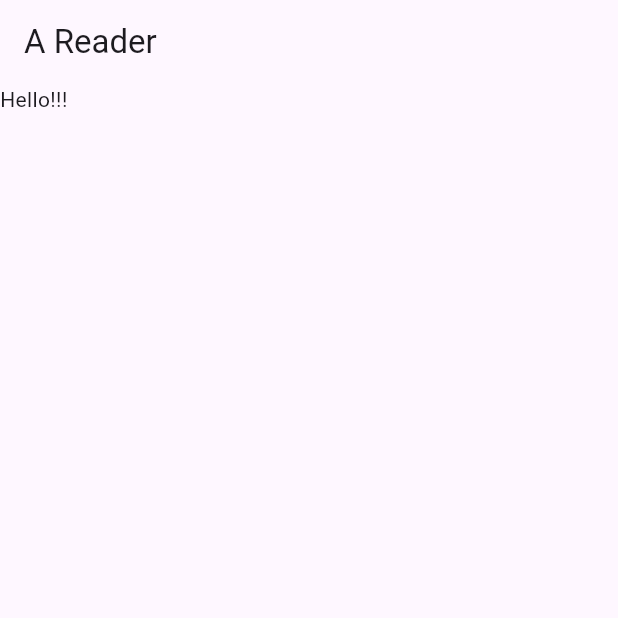
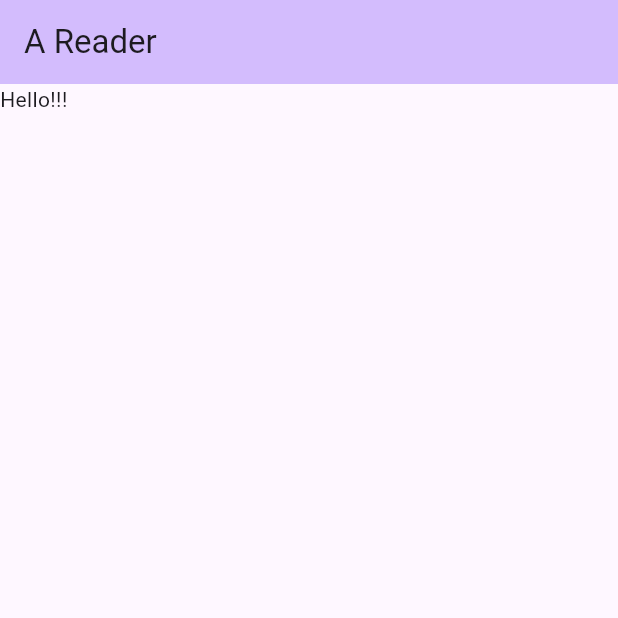
Before and after one commit to SAJalingo/book_reader, a Flutter app: the screen it shows after launch, on a phone screen of 412 x 824 dp, the top half of it. Run offline on Flutter 3.47's test engine with Material 3 defaults, Android fonts, the phone set to English and light mode, and no system bars.

Commit message:
added background color to appbar

```diff
--- a/lib/main.dart
+++ b/lib/main.dart
@@ -34,7 +34,12 @@ class _MyHomePageState extends State<MyHomePage> {
   @override
   Widget build(BuildContext context) {
     return Scaffold(
-      appBar: AppBar(title: Text('A Reader')),
+      appBar: AppBar(
+        backgroundColor: Theme.of(
+          context,
+        ).colorScheme.inversePrimary,
+        title: Text('A Reader'),
+      ),
       body: Column(children: [Text('Hello!!!')]),
     );
   }
```
